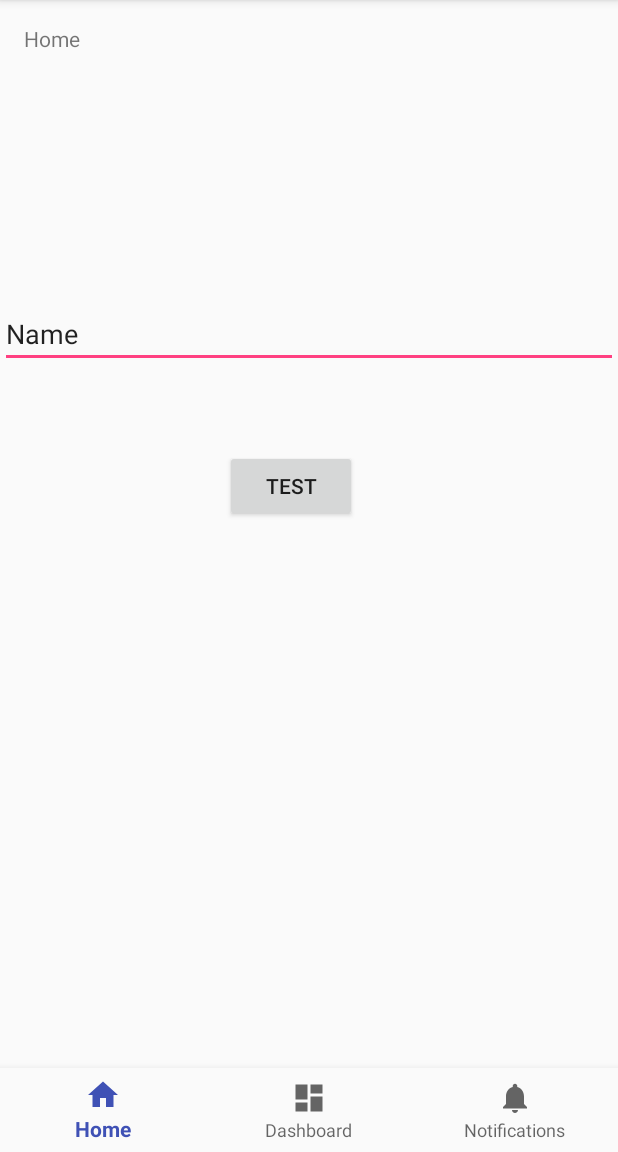
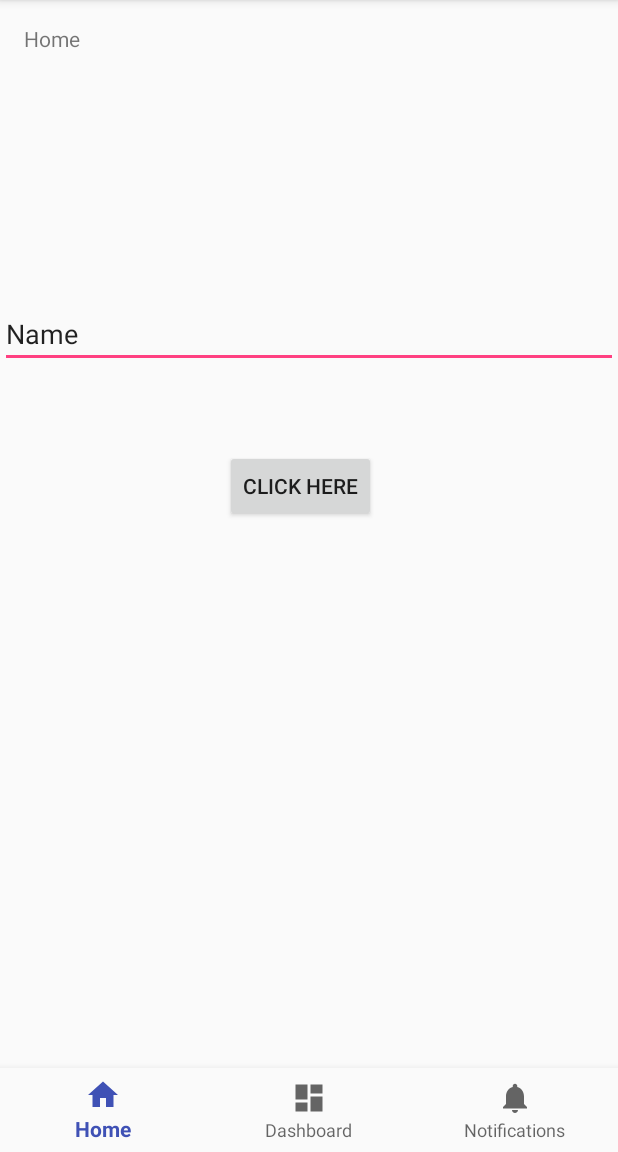
Before and after one commit to thaigiang/Thesis, an Android app: the screen it shows after launch (MainActivity), on a phone screen of 412 x 824 dp, the part 84-1236 px from its top. Run offline under Robolectric (Android 15) with nearby library versions, the phone set to English and light mode, and no system bars.

Commit message:
Daily commit

```diff
--- a/app/src/main/res/layout/activity_main.xml
+++ b/app/src/main/res/layout/activity_main.xml
@@ -39,7 +39,7 @@
             android:id="@+id/button"
             android:layout_width="wrap_content"
             android:layout_height="wrap_content"
-            android:text="Test"
+            android:text="Click here"
             android:onClick="sendMessage"
             android:layout_marginTop="300dp"
             android:layout_marginLeft="150dp"
```
